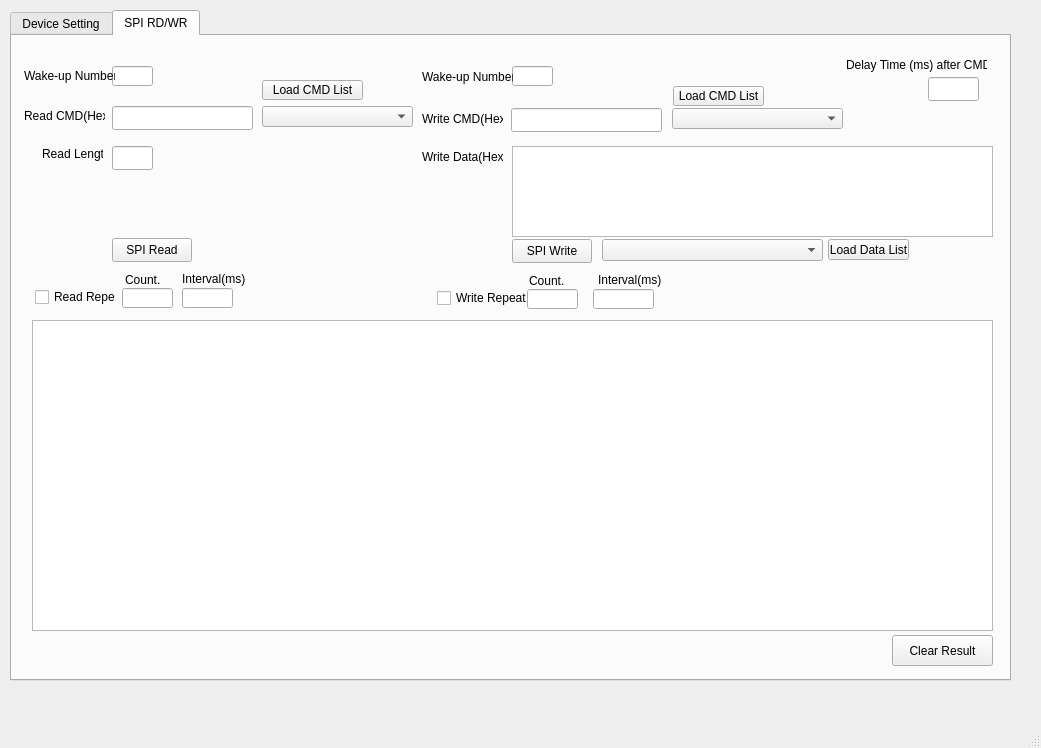
This is mainwindow.ui in Goldenchen1012/Usb2uisApp as Qt 5 draws it before an edit. The edited form follows.
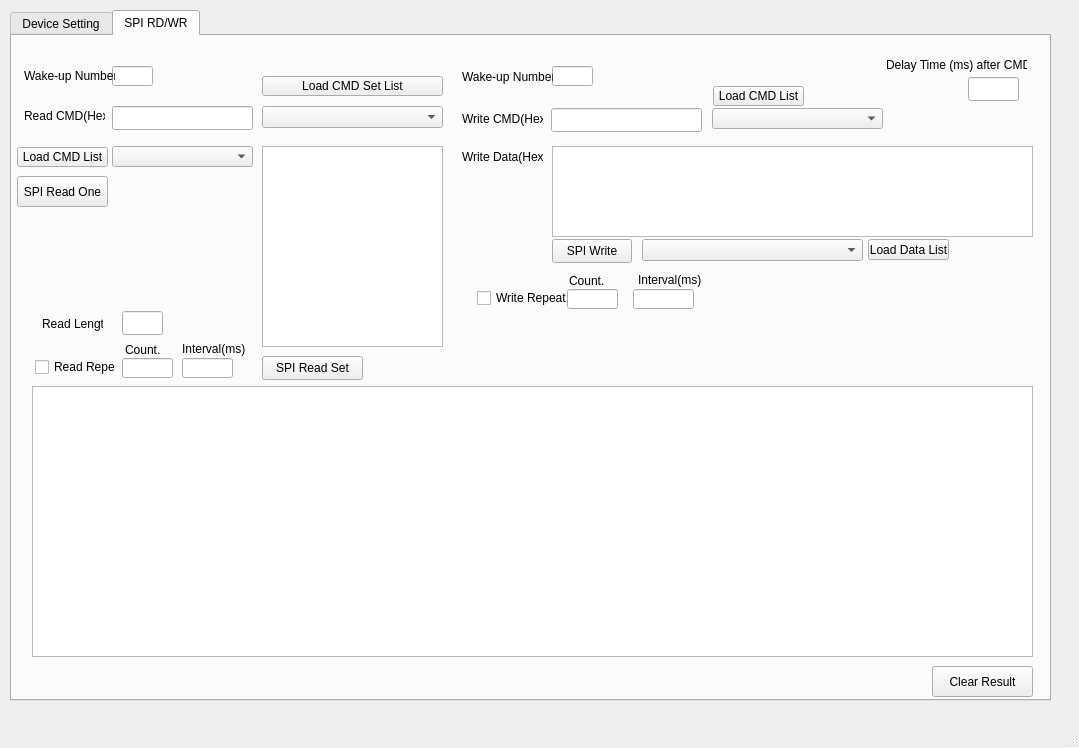
This is the edited form.

Commit message: Added the ability to set Set CMD for reading.

The edit to the form file:
```diff
--- a/mainwindow.ui
+++ b/mainwindow.ui
@@ -6,7 +6,7 @@
    <rect>
     <x>0</x>
     <y>0</y>
-    <width>1041</width>
+    <width>1079</width>
     <height>748</height>
    </rect>
   </property>
@@ -19,8 +19,8 @@
      <rect>
       <x>10</x>
       <y>10</y>
-      <width>1001</width>
-      <height>671</height>
+      <width>1041</width>
+      <height>691</height>
      </rect>
     </property>
     <property name="currentIndex">
@@ -119,8 +119,8 @@
      <widget class="QLineEdit" name="lineReadBytes">
       <property name="geometry">
        <rect>
-        <x>100</x>
-        <y>110</y>
+        <x>110</x>
+        <y>275</y>
         <width>41</width>
         <height>24</height>
        </rect>
@@ -129,7 +129,7 @@
      <widget class="QLineEdit" name="lineWriteCmd">
       <property name="geometry">
        <rect>
-        <x>499</x>
+        <x>539</x>
         <y>72</y>
         <width>151</width>
         <height>24</height>
@@ -141,23 +141,23 @@
        </font>
       </property>
      </widget>
-     <widget class="QPushButton" name="btnSpiRead">
+     <widget class="QPushButton" name="btnSpiRead2">
       <property name="geometry">
        <rect>
-        <x>100</x>
-        <y>202</y>
-        <width>80</width>
+        <x>250</x>
+        <y>320</y>
+        <width>101</width>
         <height>24</height>
        </rect>
       </property>
       <property name="text">
-       <string>SPI Read</string>
+       <string>SPI Read Set</string>
       </property>
      </widget>
      <widget class="QPushButton" name="btnSpiWrite">
       <property name="geometry">
        <rect>
-        <x>500</x>
+        <x>540</x>
         <y>203</y>
         <width>80</width>
         <height>24</height>
@@ -171,9 +171,9 @@
       <property name="geometry">
        <rect>
         <x>20</x>
-        <y>284</y>
-        <width>961</width>
-        <height>311</height>
+        <y>350</y>
+        <width>1001</width>
+        <height>271</height>
        </rect>
       </property>
       <property name="font">
@@ -185,7 +185,7 @@
      <widget class="QLineEdit" name="lineSpiDelayMs">
       <property name="geometry">
        <rect>
-        <x>916</x>
+        <x>956</x>
         <y>41</y>
         <width>51</width>
         <height>24</height>
@@ -195,7 +195,7 @@
      <widget class="QLabel" name="label">
       <property name="geometry">
        <rect>
-        <x>834</x>
+        <x>874</x>
         <y>21</y>
         <width>141</width>
         <height>16</height>
@@ -222,7 +222,7 @@
       <property name="geometry">
        <rect>
         <x>30</x>
-        <y>110</y>
+        <y>280</y>
         <width>61</width>
         <height>16</height>
        </rect>
@@ -234,7 +234,7 @@
      <widget class="QLabel" name="label_4">
       <property name="geometry">
        <rect>
-        <x>410</x>
+        <x>450</x>
         <y>73</y>
         <width>81</width>
         <height>20</height>
@@ -247,7 +247,7 @@
      <widget class="QLabel" name="label_5">
       <property name="geometry">
        <rect>
-        <x>410</x>
+        <x>450</x>
         <y>113</y>
         <width>81</width>
         <height>16</height>
@@ -260,8 +260,8 @@
      <widget class="QPushButton" name="btnClearResult">
       <property name="geometry">
        <rect>
-        <x>880</x>
-        <y>599</y>
+        <x>920</x>
+        <y>630</y>
         <width>101</width>
         <height>31</height>
        </rect>
@@ -296,7 +296,7 @@
      <widget class="QLineEdit" name="lineDummyCount_2">
       <property name="geometry">
        <rect>
-        <x>500</x>
+        <x>540</x>
         <y>30</y>
         <width>41</width>
         <height>20</height>
@@ -306,7 +306,7 @@
      <widget class="QLabel" name="label_7">
       <property name="geometry">
        <rect>
-        <x>410</x>
+        <x>450</x>
         <y>31</y>
         <width>91</width>
         <height>20</height>
@@ -320,7 +320,7 @@
       <property name="geometry">
        <rect>
         <x>23</x>
-        <y>252</y>
+        <y>322</y>
         <width>81</width>
         <height>18</height>
        </rect>
@@ -333,7 +333,7 @@
       <property name="geometry">
        <rect>
         <x>110</x>
-        <y>252</y>
+        <y>322</y>
         <width>51</width>
         <height>20</height>
        </rect>
@@ -343,7 +343,7 @@
       <property name="geometry">
        <rect>
         <x>170</x>
-        <y>252</y>
+        <y>322</y>
         <width>51</width>
         <height>20</height>
        </rect>
@@ -352,7 +352,7 @@
      <widget class="QCheckBox" name="chkWriteRepeatEnable">
       <property name="geometry">
        <rect>
-        <x>425</x>
+        <x>465</x>
         <y>253</y>
         <width>91</width>
         <height>18</height>
@@ -365,7 +365,7 @@
      <widget class="QLineEdit" name="lineWriteRepeatCount">
       <property name="geometry">
        <rect>
-        <x>515</x>
+        <x>555</x>
         <y>253</y>
         <width>51</width>
         <height>20</height>
@@ -375,7 +375,7 @@
      <widget class="QLineEdit" name="lineWriteRepeatInterval">
       <property name="geometry">
        <rect>
-        <x>581</x>
+        <x>621</x>
         <y>253</y>
         <width>61</width>
         <height>20</height>
@@ -386,7 +386,7 @@
       <property name="geometry">
        <rect>
         <x>113</x>
-        <y>238</y>
+        <y>308</y>
         <width>47</width>
         <height>12</height>
        </rect>
@@ -398,7 +398,7 @@
      <widget class="QLabel" name="label_9">
       <property name="geometry">
        <rect>
-        <x>517</x>
+        <x>557</x>
         <y>239</y>
         <width>47</width>
         <height>12</height>
@@ -412,7 +412,7 @@
       <property name="geometry">
        <rect>
         <x>170</x>
-        <y>235</y>
+        <y>305</y>
         <width>71</width>
         <height>16</height>
        </rect>
@@ -424,7 +424,7 @@
      <widget class="QLabel" name="label_11">
       <property name="geometry">
        <rect>
-        <x>586</x>
+        <x>626</x>
         <y>236</y>
         <width>71</width>
         <height>16</height>
@@ -437,7 +437,7 @@
      <widget class="QPlainTextEdit" name="textWriteData">
       <property name="geometry">
        <rect>
-        <x>500</x>
+        <x>540</x>
         <y>110</y>
         <width>481</width>
         <height>91</height>
@@ -452,9 +452,9 @@
      <widget class="QComboBox" name="comboReadCmdList">
       <property name="geometry">
        <rect>
-        <x>250</x>
-        <y>70</y>
-        <width>151</width>
+        <x>100</x>
+        <y>110</y>
+        <width>141</width>
         <height>21</height>
        </rect>
       </property>
@@ -462,9 +462,9 @@
      <widget class="QPushButton" name="btnLoadReadCmdList">
       <property name="geometry">
        <rect>
-        <x>250</x>
-        <y>44</y>
-        <width>101</width>
+        <x>5</x>
+        <y>111</y>
+        <width>91</width>
         <height>20</height>
        </rect>
       </property>
@@ -475,7 +475,7 @@
      <widget class="QComboBox" name="comboWriteCmdList">
       <property name="geometry">
        <rect>
-        <x>660</x>
+        <x>700</x>
         <y>72</y>
         <width>171</width>
         <height>21</height>
@@ -485,7 +485,7 @@
      <widget class="QPushButton" name="btnLoadWriteCmdList">
       <property name="geometry">
        <rect>
-        <x>661</x>
+        <x>701</x>
         <y>50</y>
         <width>91</width>
         <height>20</height>
@@ -498,7 +498,7 @@
      <widget class="QComboBox" name="comboWriteDataList">
       <property name="geometry">
        <rect>
-        <x>590</x>
+        <x>630</x>
         <y>203</y>
         <width>221</width>
         <height>22</height>
@@ -508,7 +508,7 @@
      <widget class="QPushButton" name="btnLoadWriteDataList">
       <property name="geometry">
        <rect>
-        <x>816</x>
+        <x>856</x>
         <y>203</y>
         <width>81</width>
         <height>21</height>
@@ -518,6 +518,57 @@
        <string>Load Data List</string>
       </property>
      </widget>
+     <widget class="QListView" name="listViewReadCmds">
+      <property name="geometry">
+       <rect>
+        <x>250</x>
+        <y>110</y>
+        <width>181</width>
+        <height>201</height>
+       </rect>
+      </property>
+      <property name="font">
+       <font>
+        <family>Courier New</family>
+       </font>
+      </property>
+     </widget>
+     <widget class="QComboBox" name="comboReadCmdSet">
+      <property name="geometry">
+       <rect>
+        <x>250</x>
+        <y>70</y>
+        <width>181</width>
+        <height>22</height>
+       </rect>
+      </property>
+     </widget>
+     <widget class="QPushButton" name="btnLoadReadCmdSet">
+      <property name="geometry">
+       <rect>
+        <x>250</x>
+        <y>40</y>
+        <width>181</width>
+        <height>20</height>
+       </rect>
+      </property>
+      <property name="text">
+       <string>Load CMD Set List</string>
+      </property>
+     </widget>
+     <widget class="QPushButton" name="btnSpiRead">
+      <property name="geometry">
+       <rect>
+        <x>5</x>
+        <y>140</y>
+        <width>91</width>
+        <height>31</height>
+       </rect>
+      </property>
+      <property name="text">
+       <string>SPI Read One</string>
+      </property>
+     </widget>
     </widget>
    </widget>
   </widget>
```
Left out of the diff: 2 changed lines with no effect on the pictures. The commit also changes 2 other files.
